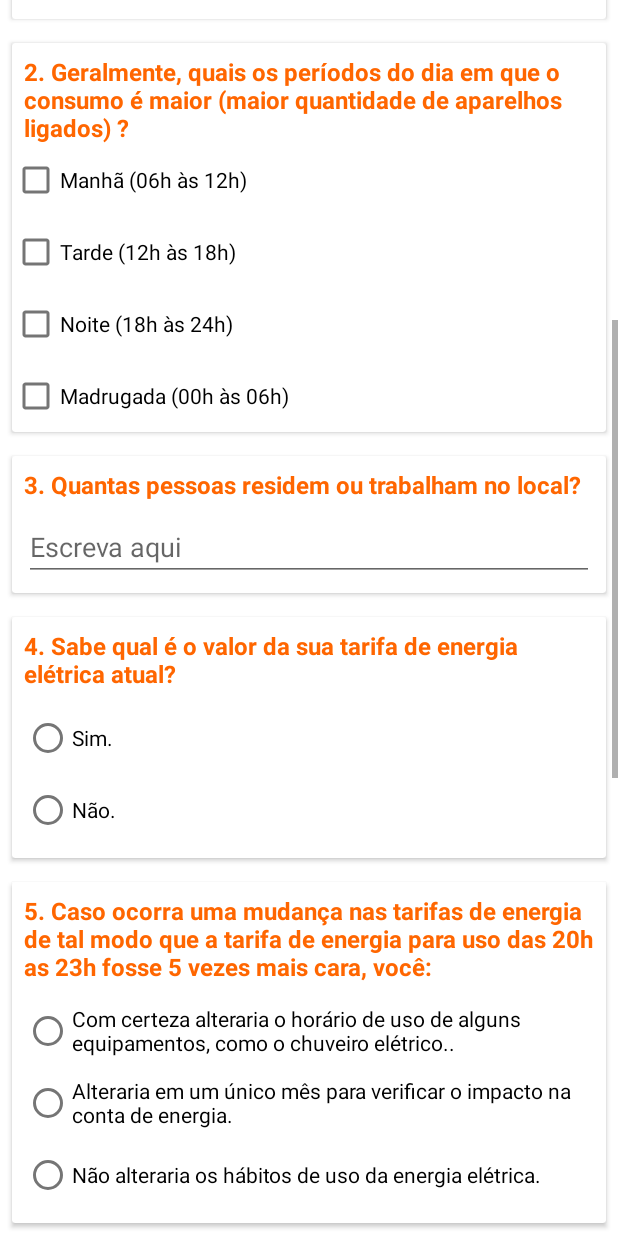
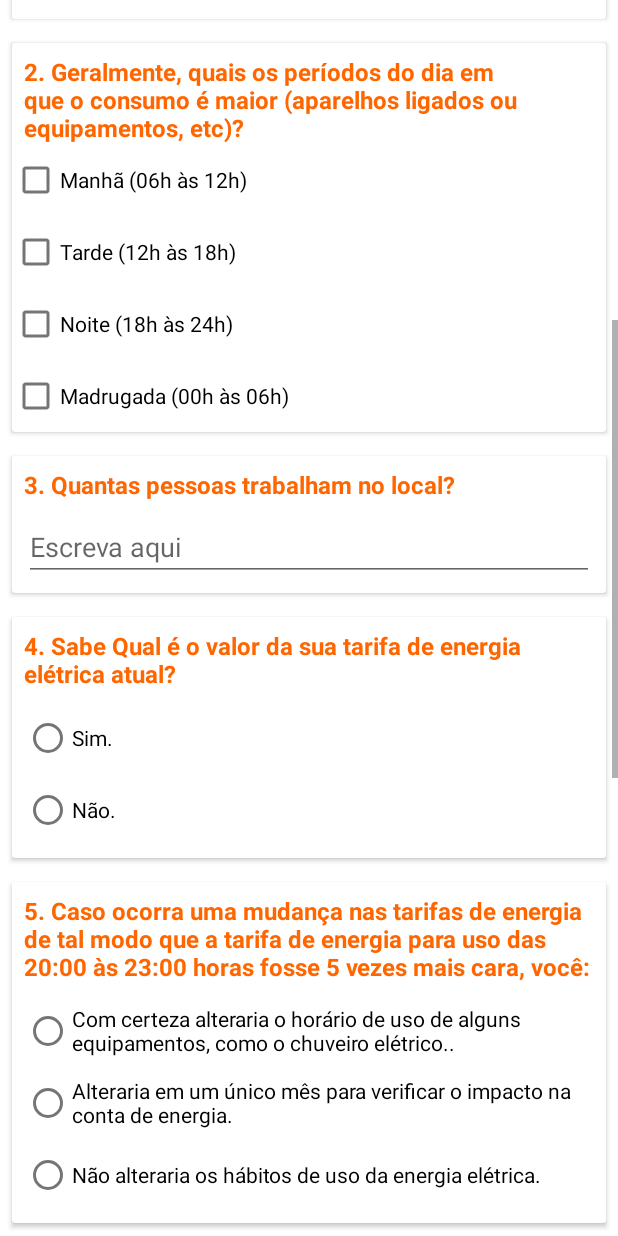
Before and after one commit to AlexandreRHeck/PPHM, an Android app: the layout fragment_commercial_industrial.xml on its own in the app's theme, with its tools: preview values and no code run, scrolled down 576 dp, on a phone screen of 412 x 824 dp. Run offline under Robolectric (Android 15) with nearby library versions, the phone set to English and light mode, and no system bars; network calls fail.

Commit message:
2.0.3 - Roraima

```diff
--- a/app/src/main/res/values/strings.xml
+++ b/app/src/main/res/values/strings.xml
@@ -154,28 +154,28 @@
     <string name="industrial_commercial_search_answer_2_1">Sim.</string>
     <string name="industrial_commercial_search_answer_2_2">Não.</string>
     <string name="industrial_commercial_search_quest_3">Telefone do cliente para contato:</string>
-    <string name="industrial_commercial_search_quest_4">1. O que caracteriza o consumo de energia do seu domicílio?</string>
+    <string name="industrial_commercial_search_quest_4">1. O que caracteriza o consumo de energia do seu estabelecimento?</string>
     <string name="industrial_commercial_search_answer_4_1">Só Residencial</string>
     <string name="industrial_commercial_search_answer_4_1_1">Casa</string>
     <string name="industrial_commercial_search_answer_4_1_2">Apartamento</string>
     <string name="industrial_commercial_search_answer_4_1_3">Outro</string>
     <string name="industrial_commercial_search_answer_4_2">Residencial e Comercial</string>
     <string name="industrial_commercial_search_answer_4_3">Residencial e Industrial</string>
-    <string name="industrial_commercial_search_quest_5">2. Geralmente, quais os períodos do dia em que o consumo é maior (maior quantidade de aparelhos ligados) ?</string>
+    <string name="industrial_commercial_search_quest_5">2. Geralmente, quais os períodos do dia em que o consumo é maior (aparelhos ligados ou equipamentos, etc)?</string>
     <string name="industrial_commercial_search_answer_5_1">Manhã (06h às 12h)</string>
     <string name="industrial_commercial_search_answer_5_2">Tarde (12h às 18h)</string>
     <string name="industrial_commercial_search_answer_5_3">Noite (18h às 24h)</string>
     <string name="industrial_commercial_search_answer_5_4">Madrugada (00h às 06h)</string>
-    <string name="industrial_commercial_search_quest_6">3. Quantas pessoas residem ou trabalham no local?</string>
-    <string name="industrial_commercial_search_quest_7">4. Sabe qual é o valor da sua tarifa de energia elétrica atual?</string>
+    <string name="industrial_commercial_search_quest_6">3. Quantas pessoas trabalham no local?</string>
+    <string name="industrial_commercial_search_quest_7">4.	Sabe Qual é o valor da sua tarifa de energia elétrica atual?</string>
     <string name="industrial_commercial_search_answer_7_1">Sim.</string>
     <string name="industrial_commercial_search_answer_7_2">Não.</string>
-    <string name="industrial_commercial_search_quest_8">5. Caso ocorra uma mudança nas tarifas de energia de tal modo que a tarifa de energia para uso das 20h as 23h fosse 5 vezes mais cara, você:</string>
+    <string name="industrial_commercial_search_quest_8">5.	Caso ocorra uma mudança nas tarifas de energia de tal modo que a tarifa de energia para uso das 20:00 às 23:00 horas fosse 5 vezes mais cara, você:</string>
     <string name="industrial_commercial_search_answer_8_1">Com certeza alteraria o horário de uso de alguns equipamentos, como o chuveiro elétrico..</string>
     <string name="industrial_commercial_search_answer_8_2">Alteraria em um único mês para verificar o impacto na conta de energia.</string>
     <string name="industrial_commercial_search_answer_8_3">Não alteraria os hábitos de uso da energia elétrica.</string>
-    <string name="industrial_commercial_search_quest_9">6. Se houvesse um desconto de 10% na tarifa de energia para uso fora do horário das 20h às 23h, você:</string>
-    <string name="industrial_commercial_search_answer_9_1">Com certeza alteraria o horário de uso de alguns equipamentos, como o chuveiro elétrico.</string>
+    <string name="industrial_commercial_search_quest_9">6.	Se houvesse um desconto de 10% na tarifa de energia para uso fora do horário das 20:00 às 23:00 horas você:</string>
+    <string name="industrial_commercial_search_answer_9_1">Com certeza alteraria o horário de uso de alguns equipamentos ou eletrodomesticos.</string>
     <string name="industrial_commercial_search_answer_9_2">Poderia alterar o horário de uso, se o desconto fosse de 20% ou mais.</string>
     <string name="industrial_commercial_search_answer_9_3">Não alteraria os hábitos de uso da energia elétrica.</string>
     <string name="industrial_commercial_search_quest_10">7. Já avaliou se a utilização da modalidade de Tarifa Branca seria adequada ao seu estabelecimento?</string>
@@ -189,7 +189,7 @@
     <string name="industrial_commercial_search_answer_11_3">Não recebi orientação, mas pratico economia de energia no meu dia a dia.</string>
     <string name="industrial_commercial_search_answer_11_4">Não recebi orientação e não pratico economia de energia no meu dia a dia.</string>
 
-    <string name="rural_search_quest_99"></string>
+    <!-- <string name="rural_search_quest_99"></string> -->
     <!-- TODO: Remove or change this placeholder text -->
     <string name="hello_blank_fragment">Hello blank fragment</string>
 </resources>
```
